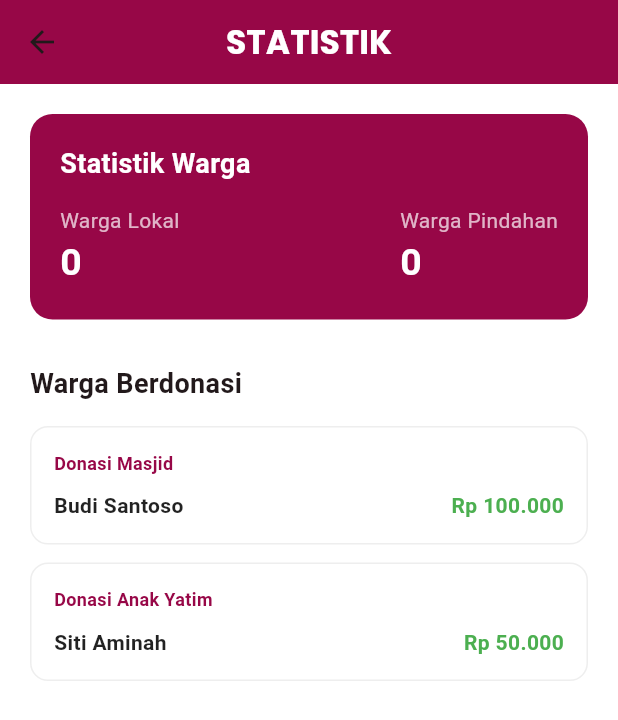
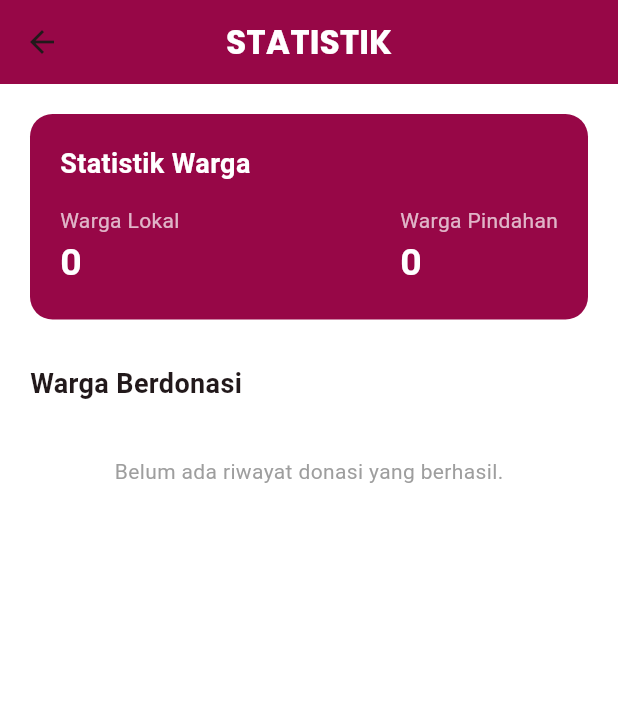
Before and after one commit to bizhab/Persentasi-Karya-INR, a Flutter app: the StatistikPage screen opened directly, on a phone screen of 412 x 824 dp. Shown: the top 720 px of the screen. Run offline on Flutter 3.47's test engine with Material 3 defaults, Android fonts, the phone set to English and light mode, and no system bars; our stand-ins replace connectivity_plus, firebase_core, firebase_messaging, flutter_local_notifications, google_fonts, image_picker and 2 more; accounts and stored records are empty.

Commit message:
manampilkan nama-nama yang berdonasi dan pada bagian home dan pada bagian statistik

```diff
--- a/lib/admin/statistik_admin/statistik_admin.dart
+++ b/lib/admin/statistik_admin/statistik_admin.dart
@@ -1,5 +1,6 @@
 import 'package:flutter/material.dart';
 import 'package:google_fonts/google_fonts.dart';
+import 'package:persentasi_karya/function/format_rupiah.dart';
 import 'package:supabase_flutter/supabase_flutter.dart';
 
 class StatistikPage extends StatefulWidget {
@@ -40,6 +41,9 @@ class _StatistikPageState extends State<StatistikPage> {
       return {'lokal': 0, 'pindahan': 0};
     }
   }
+
+
+
   Widget build(BuildContext context) {
     return Scaffold(
       backgroundColor: Colors.white,
@@ -110,41 +114,71 @@ class _StatistikPageState extends State<StatistikPage> {
             Text("Warga Berdonasi", style: TextStyle(fontSize: 18, fontWeight: FontWeight.bold)),
             const SizedBox(height: 15),
 
-            Container(
+            StreamBuilder<List<Map<String, dynamic>>>(
+              // Mengambil data secara REALTIME dari tabel donasi_qris
+              stream: Supabase.instance.client
+                  .from('donasi_qris')
+                  .stream(primaryKey: ['id'])
+                  .eq('status', 'success')
+                  .order('created_at', ascending: false)
+                  .limit(10),
+              builder: (context, snapshot) {
+                // Tampilkan loading HANYA saat pertama kali dibuka
+                if (snapshot.connectionState == ConnectionState.waiting && !snapshot.hasData) {
+                  return const Center(child: CircularProgressIndicator());
+                }
+
+                if (snapshot.hasError) {
+                  return const Center(child: Text("Gagal memuat donasi", style: TextStyle(color: Colors.red)));
+                }
+
+                if (!snapshot.hasData || snapshot.data!.isEmpty) {
+                  return const Padding(
+                    padding: EdgeInsets.all(20.0),
+                    child: Center(child: Text("Belum ada riwayat donasi yang berhasil.", style: TextStyle(color: Colors.grey))),
+                  );
+                }
+
+                // Ambil datanya
+                final dataDonasi = snapshot.data!;
+
+                return Column(
+                  children: dataDonasi.map((donasi) {
+                    final String nama = donasi['nama_donatur'] ?? 'Hamba Allah';
+                    final String judul = donasi['judul_berita'] ?? donasi['judulBerita'] ?? 'Donasi Umum';
+                    final int jumlah = donasi['jumlah'] ?? 0;
+
+                    return Container(
                       margin: const EdgeInsets.only(bottom: 12),
                       padding: const EdgeInsets.all(15),
                       decoration: BoxDecoration(
                         color: Colors.white,
                         borderRadius: BorderRadius.circular(12),
-                border: Border.all(color: Colors.grey[200]!)),
+                        border: Border.all(color: Colors.grey[200]!)
+                      ),
                       child: Column(
                         crossAxisAlignment: CrossAxisAlignment.start,
                         children: [
-                  Text("Donasi Masjid", style: TextStyle(color: Color(0xFF970747), fontSize: 12, fontWeight: FontWeight.bold)),
+                          Text(judul, style: const TextStyle(color: Color(0xFF970747), fontSize: 12, fontWeight: FontWeight.bold)),
                           const SizedBox(height: 10),
                           Row(
                             mainAxisAlignment: MainAxisAlignment.spaceBetween,
                             children: [
-                      Text("Budi Santoso", style: TextStyle(color: Colors.black87, fontWeight: FontWeight.bold)),
-                      Text("Rp 100.000", style: TextStyle(color: Colors.green, fontWeight: FontWeight.bold))])])),
+                              Text(nama, style: const TextStyle(color: Colors.black87, fontWeight: FontWeight.bold)),
+                              Text(formatRupiah(jumlah), style: const TextStyle(color: Colors.green, fontWeight: FontWeight.bold))
+                            ]
+                          )
+                        ]
+                      )
+                    );
+                  }).toList(),
+                );
+              },
+            )
+          ]
+        )
+      ),
 
-            Container(
-              margin: const EdgeInsets.only(bottom: 12),
-              padding: const EdgeInsets.all(15),
-              decoration: BoxDecoration(
-                color: Colors.white,
-                borderRadius: BorderRadius.circular(12),
-                border: Border.all(color: Colors.grey[200]!)),
-              child: Column(
-                crossAxisAlignment: CrossAxisAlignment.start,
-                children: [
-                  Text("Donasi Anak Yatim", style: TextStyle(color: Color(0xFF970747), fontSize: 12, fontWeight: FontWeight.bold)),
-                  const SizedBox(height: 10),
-                  Row(
-                    mainAxisAlignment: MainAxisAlignment.spaceBetween,
-                    children: [
-                      Text("Siti Aminah", style: TextStyle(color: Colors.black87, fontWeight: FontWeight.bold)),
-                      Text("Rp 50.000", style: TextStyle(color: Colors.green, fontWeight: FontWeight.bold))])]))])),
     );
   }
 }
```
Also changed, not shown: lib/admin/home_crud/home_admin.dart (+30 -7 lines), lib/function/format_rupiah.dart (added, +48 -0 lines), lib/user/home_berita/home.dart (+13 -12 lines). Lines whose indentation alone changed are shown as unchanged.
